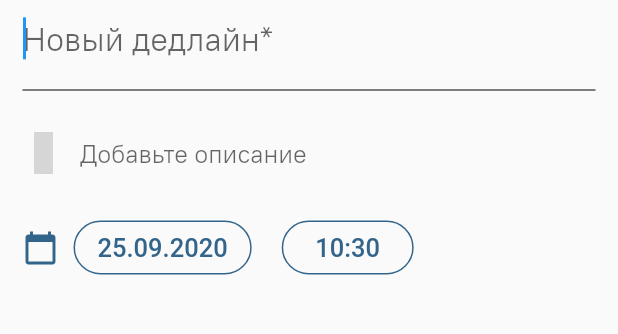
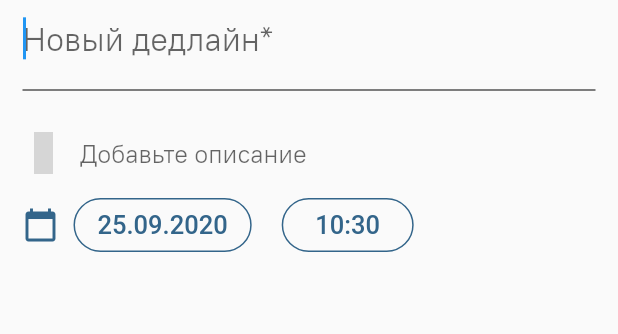
Before and after one commit to adiletcool/ruz_flutter, a Flutter app: the DeadlinesPage screen opened by its route, after a tap on the "add" icon, on a phone screen of 412 x 824 dp, the part 111-445 px from its top. Run offline on Flutter 3.47's test engine with Material 2 defaults, Android fonts, the phone set to English and light mode, and no system bars; our stand-ins replace flutter_bloc, flutter_datetime_picker, flutter_svg, fluttertoast, material_design_icons_flutter, shared_preferences and 2 more; missing offline and left inert: syncfusion_flutter_core, syncfusion_localizations; accounts and stored records are empty; grey boxes are pictures that could not be loaded.

Commit message:
fixed keyboard overflow of textformfield, changed some icons

```diff
--- a/lib/pages/deadline_page.dart
+++ b/lib/pages/deadline_page.dart
@@ -1,4 +1,5 @@
 import 'dart:io';
+import 'package:flutter_svg/svg.dart';
 import 'package:ruz/main.dart';
 import 'package:ruz/pages/submited_deadlines_page.dart';
 import 'package:flutter_datetime_picker/flutter_datetime_picker.dart';
@@ -22,7 +23,6 @@ class DeadlinePage extends StatefulWidget {
 
 class _DeadlinePageState extends State<DeadlinePage> {
   final existingNotes;
-
   final _formKey = GlobalKey<FormState>();
   TextEditingController titleController = TextEditingController();
   TextEditingController descController = TextEditingController();
@@ -154,6 +154,7 @@ class _DeadlinePageState extends State<DeadlinePage> {
                     style: TextStyle(fontSize: 22),
                     minLines: 1,
                     maxLines: 5,
+                    // scrollPhysics: ,
                     textCapitalization: TextCapitalization.sentences,
                   ),
                   Divider(color: Colors.black),
@@ -180,11 +181,12 @@ class _DeadlinePageState extends State<DeadlinePage> {
                           minLines: 1,
                           maxLines: 15,
                           style: TextStyle(fontSize: 17),
+                          scrollPadding: EdgeInsets.only(bottom: 120),
                         ),
                       )
                     ],
                   ),
-                  SizedBox(height: 15),
+                  // SizedBox(height: 15),
                   Row(
                     children: <Widget>[
                       Flexible(
@@ -215,6 +217,7 @@ class _DeadlinePageState extends State<DeadlinePage> {
                                   if (isTextFieldAvailable()) {
                                     DatePicker.showDatePicker(
                                       context,
+                                      theme: DatePickerTheme(doneStyle: TextStyle(color: HexColor.fromHex('#33658a'))),
                                       showTitleActions: true,
                                       minTime: DateTime.now(),
                                       maxTime: DateTime.now().add(Duration(days: 365 * 5)),
@@ -243,6 +246,7 @@ class _DeadlinePageState extends State<DeadlinePage> {
                                     FocusScope.of(context).unfocus(); // hide keyboard
                                     DatePicker.showTimePicker(
                                       context,
+                                      theme: DatePickerTheme(doneStyle: TextStyle(color: HexColor.fromHex('#33658a'))),
                                       currentTime: DateFormat("HH:mm").parse(timeSet),
                                       showSecondsColumn: false,
                                       locale: LocaleType.ru,
@@ -275,7 +279,7 @@ class _DeadlinePageState extends State<DeadlinePage> {
             ? <Widget>[
                 IconButton(
                   tooltip: 'Удалить',
-                  icon: Icon(Icons.delete_outline, color: Colors.black, size: 28),
+                  icon: SvgPicture.asset('assets/icons/delete.svg', width: 25),
                   onPressed: () {
                     int ddId = widget.existingNotes['id'];
                     _deleteForeverDeadline(ddId);
@@ -289,7 +293,7 @@ class _DeadlinePageState extends State<DeadlinePage> {
                 ),
                 IconButton(
                   tooltip: 'Выполнено',
-                  icon: Icon(MdiIcons.calendarCheckOutline, color: Colors.black, size: 28),
+                  icon: SvgPicture.asset('assets/icons/calendar_check.svg', width: 25),
                   onPressed: () {
                     int ddId = widget.existingNotes['id'];
                     _submitDeadline(ddId);
@@ -305,7 +309,7 @@ class _DeadlinePageState extends State<DeadlinePage> {
             : <Widget>[
                 IconButton(
                     tooltip: 'Удалить навсегда',
-                    icon: Icon(Icons.delete_forever, color: Colors.black, size: 28),
+                    icon: SvgPicture.asset('assets/icons/delete.svg', width: 25),
                     onPressed: () {
                       int ddId = widget.existingNotes['id'];
                       _deleteForeverDeadline(ddId);
@@ -318,7 +322,7 @@ class _DeadlinePageState extends State<DeadlinePage> {
                     }),
                 IconButton(
                     tooltip: 'Восстановить',
-                    icon: Icon(Icons.restore, color: Colors.black, size: 28),
+                    icon: SvgPicture.asset('assets/icons/restore.svg', width: 25),
                     onPressed: () {
                       int ddId = widget.existingNotes['id'];
                       _unSubmitDeadline(ddId);
--- a/pubspec.yaml
+++ b/pubspec.yaml
@@ -69,7 +69,7 @@ flutter:
 
   # To add assets to your application, add an assets section, like this:
   assets:
-    - assets/icons/logo_vk_outline.svg
+    - assets/icons/
 
   # An image asset can refer to one or more resolution-specific "variants", see
   # https://flutter.dev/assets-and-images/#resolution-aware.
```
Also changed, not shown: lib/pages/deadlines_page.dart (+39 -4 lines), assets/icons/archive.svg (added), assets/icons/calendar_check.svg (added), assets/icons/delete.svg (added), assets/icons/delete_list.svg (added), assets/icons/done_square.svg (added), assets/icons/my_list.svg (added), assets/icons/pencil_square.svg (added), assets/icons/restore.svg (added).
